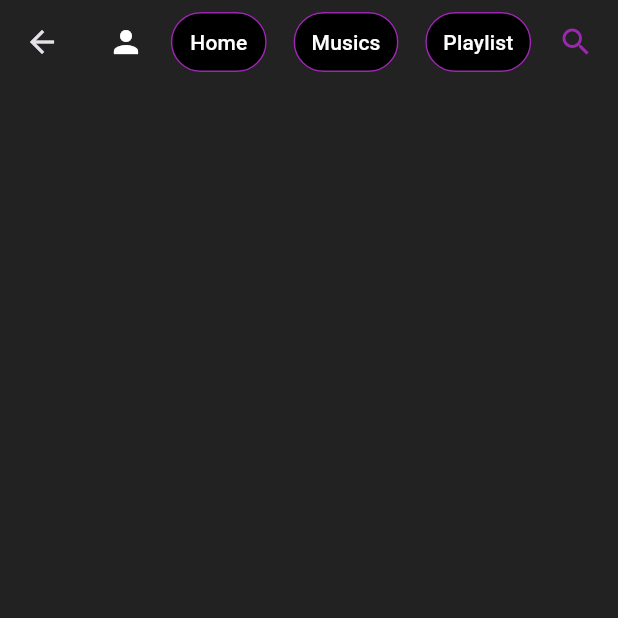
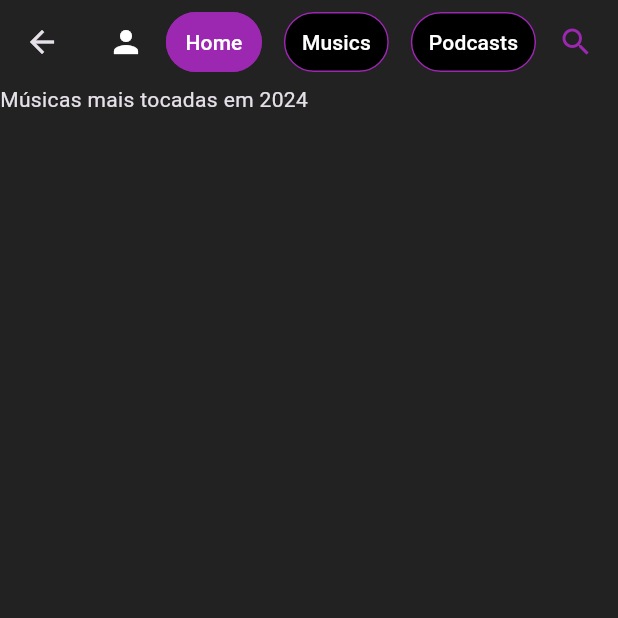
Before and after one commit to GuizinSX7/Jacksons, a Flutter app: the Home screen opened by its route, on a phone screen of 412 x 824 dp, the top half of it. Run offline on Flutter 3.47's test engine with Material 3 defaults, Android fonts, the phone set to English and light mode, and no system bars; our stand-ins replace lottie; Roboto replaces fonts that are missing (ABeeZee).

Commit message:
concluindo appbar

```diff
--- a/projeto/lib/components/appbar.dart
+++ b/projeto/lib/components/appbar.dart
@@ -5,6 +5,9 @@ class Appbar extends StatelessWidget {
 
   @override
   Widget build(BuildContext context) {
+    // Obtenha a rota atual
+    String currentRoute = ModalRoute.of(context)?.settings.name ?? '';
+
     return Container(
       color: Color.fromARGB(255, 34, 34, 34),
       child: Row(
@@ -13,13 +16,13 @@ class Appbar extends StatelessWidget {
           GestureDetector(
             child: Icon(Icons.person, color: Colors.white),
           ),
-          SizedBox(width: 15), // Espaçamento entre ícone e o primeiro botão
-          _buildButton(context, 'Home', '/Home'),
-          SizedBox(width: 15), // Espaçamento entre os botões
-          _buildButton(context, 'Musics', '/Musics'),
-          SizedBox(width: 15), // Espaçamento entre os botões
-          _buildButton(context, 'Playlist', '/Playlist'),
-          SizedBox(width: 15), // Espaçamento entre os botões
+          SizedBox(width: 10), // Espaçamento entre ícone e o primeiro botão
+          _buildButton(context, 'Home', '/Home', currentRoute),
+          SizedBox(width: 10), // Espaçamento entre os botões
+          _buildButton(context, 'Musics', '/Musics', currentRoute),
+          SizedBox(width: 10), // Espaçamento entre os botões
+          _buildButton(context, 'Podcasts', '/Podcasts', currentRoute),
+          SizedBox(width: 10), // Espaçamento entre os botões
           GestureDetector(
             onTap: () {
               // Adicione sua lógica de busca aqui
@@ -31,7 +34,9 @@ class Appbar extends StatelessWidget {
     );
   }
 
-  Widget _buildButton(BuildContext context, String label, String route) {
+  Widget _buildButton(BuildContext context, String label, String route, String currentRoute) {
+    bool isActive = currentRoute == route; // Verifica se a rota atual é igual à rota do botão
+
     return TextButton(
       onPressed: () {
         Navigator.pushNamedAndRemoveUntil(context, route, (route) => false);
@@ -41,7 +46,7 @@ class Appbar extends StatelessWidget {
         style: TextStyle(color: Colors.white),
       ),
       style: ButtonStyle(
-        backgroundColor: MaterialStateProperty.all(Colors.black),
+        backgroundColor: MaterialStateProperty.all(isActive ? Colors.purple : Colors.black),
         side: MaterialStateProperty.all(BorderSide(color: Colors.purple)),
       ),
     );
--- a/projeto/lib/pages/Home.dart
+++ b/projeto/lib/pages/Home.dart
@@ -19,7 +19,11 @@ class _HomeState extends State<Home> {
       body: Container(
         child: Column(
           children: [
-            Row(),
+            Row(
+              children: [
+                Text('Músicas mais tocadas em 2024')
+              ],
+            ),
             Row(),
             Row()
           ],
```
Also changed, not shown: projeto/lib/pages/Musics.dart (+8 -2 lines), projeto/lib/pages/Podcasts.dart (+8 -1 lines).
